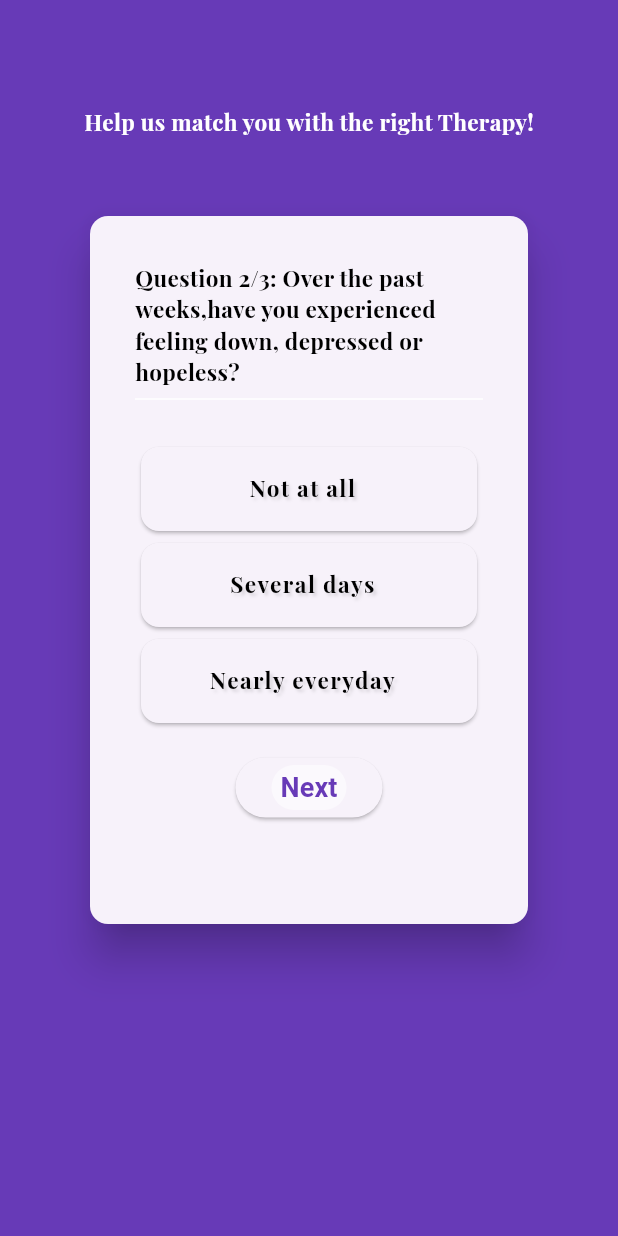
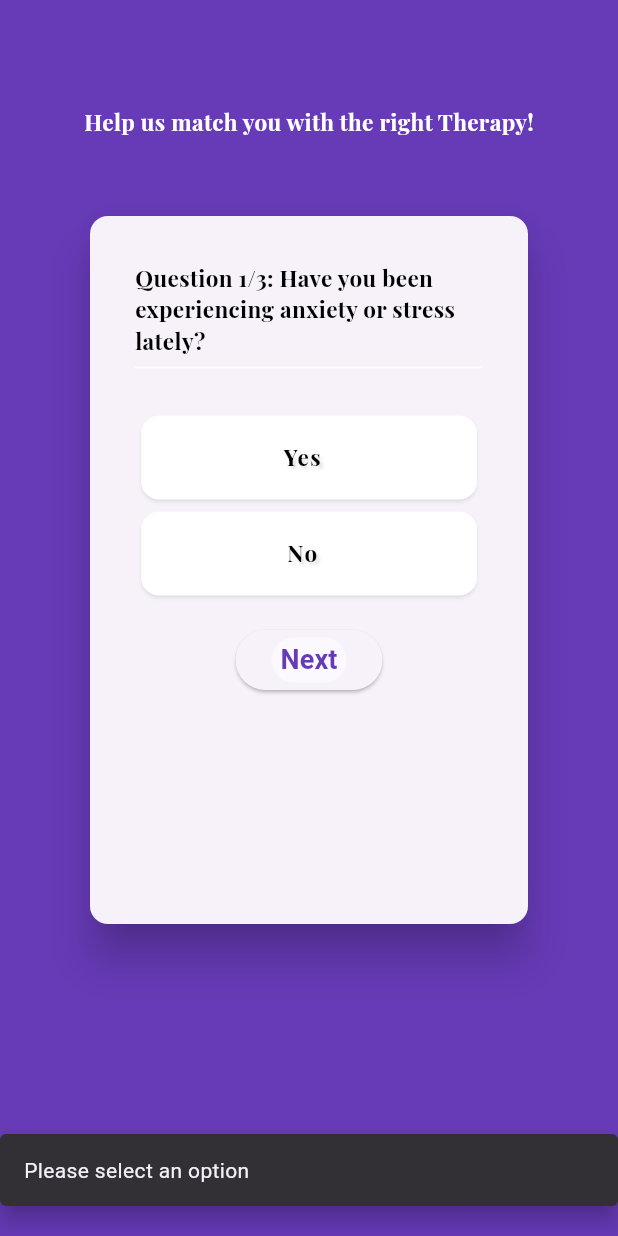
Before and after one commit to marziamerin/WellBeing-App, a Flutter app: the Therapy screen opened directly, after a tap on "Next", on a phone screen of 412 x 824 dp. Run offline on Flutter 3.47's test engine with Material 3 defaults, Android fonts, the phone set to English and light mode, and no system bars; our stand-ins replace curved_navigation_bar, firebase_auth, firebase_core, firebase_database, fl_chart, scroll_snap_list and 1 more; missing offline and left inert: gradients; accounts and stored records are empty.

Commit message:
It looks so beautiful.

```diff
--- /dev/null
+++ b/lib/home/q and a/constant.dart
@@ -0,0 +1,5 @@
+import 'package:flutter/material.dart';
+
+const Color correct = Color(0xFF7E57C2) ;
+const Color incorrect = Color(0x99FFFFFF) ;
+const Color neutral = Color(0xFFFFFFFF) ;
--- a/lib/home/q and a/optionscard.dart
+++ b/lib/home/q and a/optionscard.dart
@@ -1,17 +1,21 @@
 import 'package:flutter/material.dart';
 
 class OptionsCard extends StatelessWidget {
-  const OptionsCard({Key? key , required this.option}): super(key: key);
+  const OptionsCard({Key? key , required this.option , required this.color}): super(key: key);
   final String option;
 
+final Color color ;
 
   @override
   Widget build(BuildContext context) {
     return SingleChildScrollView(
       child: GestureDetector(
-        onTap: (){},
+        onTap: (){
+          print('selected');
+        },
         child: Card(
-
+          color: color,
+          shadowColor: Colors.black38,
           child: ListTile(
             title: Text(
               option,
--- a/lib/home/therapy.dart
+++ b/lib/home/therapy.dart
@@ -1,4 +1,5 @@
 import 'package:flutter/material.dart';
+import 'package:wellbeing_app/home/q%20and%20a/constant.dart';
 import 'package:wellbeing_app/home/q%20and%20a/nextbutton.dart';
 import 'package:wellbeing_app/home/q%20and%20a/question_model.dart';
 import 'package:wellbeing_app/home/q%20and%20a/therapy_questions.dart';
@@ -15,10 +16,10 @@ class _TherapyState extends State<Therapy> {
   List<Question> _questions = [
     Question(
         title: 'Have you been experiencing anxiety or stress lately?',
-        options: {'Yes': true , 'No': true}, id:'1') ,
+        options: {'Yes': true , 'No': false}, id:'1') ,
     Question(
         title: 'Over the past weeks,have you experienced \nfeeling down, depressed or hopeless?',
-        options: {'Not at all': true , 'Several days': true, 'Nearly everyday': true}, id: '2') ,
+        options: {'Not that much': false , 'Nearly everyday': true}, id: '2') ,
     Question(
         title: 'What made you think of therapy?',
         options: {'Feeling emense sadness': true ,
@@ -28,14 +29,27 @@ class _TherapyState extends State<Therapy> {
   ];
 
   int index =0;
+ bool isPressed = false ;
+
+
   void nextQuestion(){
     if (index == _questions.length -1){
       return;
     }
-    else setState(() {
+    else{if (isPressed){
+      setState(() {
       index++ ;
+      isPressed =false;
     });
   }
+    else{
+      ScaffoldMessenger.of(context).showSnackBar(SnackBar(
+        content: Text('Please select an option'),
+        behavior: SnackBarBehavior.floating,
+        margin: EdgeInsets.symmetric(vertical: 20.0),
+      ));}
+    }
+    }
   @override
   Widget build(BuildContext context) {
     return Scaffold(
@@ -78,6 +92,10 @@ class _TherapyState extends State<Therapy> {
                               ),
                               for (int i = 0; i< _questions[index].options.length; i++)
                                 OptionsCard(option: _questions[index].options.keys.toList()[i],
+                                color: isPressed? _questions[index].options.values.toList()[i]
+                                    == true?
+                                correct
+                                    : incorrect : neutral,
                                 ),
 
                               SizedBox( height: 15,),
```
